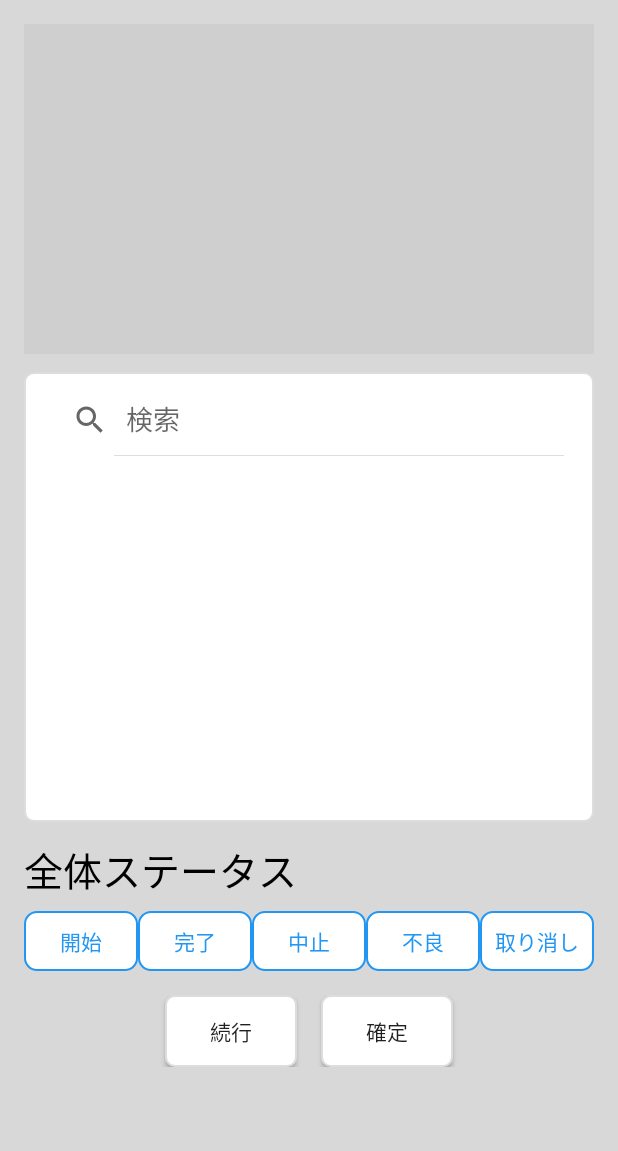
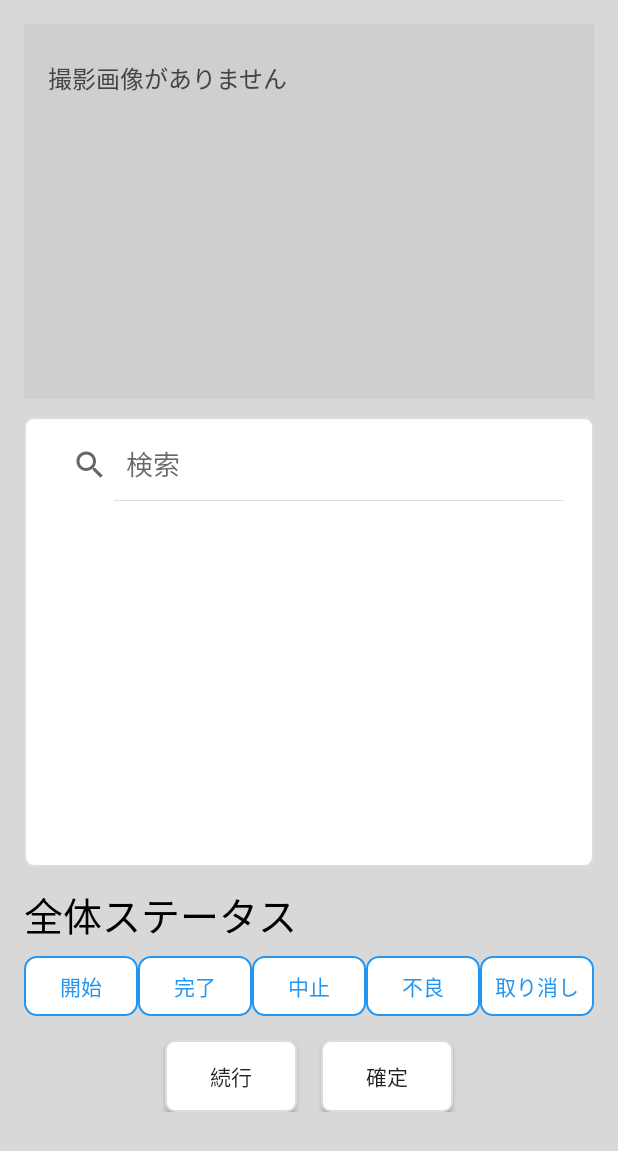
Before and after one commit to Taito1608/crossvision, an Android app built with Jetpack Compose: the ConfirmationActivity screen opened directly, with no data from a screen before it, on a phone screen of 412 x 824 dp. Shown: the top 1151 px of the screen. Run offline under Robolectric (Android 15) with nearby library versions, the light colour scheme and no system bars.

Commit message:
[update] 複数写真を表示できるように修正

```diff
--- a/app/src/main/java/com/example/solution_development/ConfirmationActivity.kt
+++ b/app/src/main/java/com/example/solution_development/ConfirmationActivity.kt
@@ -14,6 +14,7 @@ import android.widget.RadioGroup
 import android.widget.Spinner
 import android.widget.TextView
 import android.widget.ImageView
+import android.widget.LinearLayout
 import android.widget.Toast
 import android.content.Intent
 import android.graphics.BitmapFactory
@@ -35,7 +36,7 @@ class ConfirmationActivity : AppCompatActivity() {
     private data class StatusOption(val code: String, val label: String)
     private data class ScannedItem(var code: String, var status: String)
 
-    private lateinit var confirmationImage: ImageView
+    private lateinit var confirmationImagesContainer: LinearLayout
     private lateinit var statusGroup: RadioGroup
     private lateinit var confirmButton: Button
     private lateinit var continueButton: Button
@@ -69,7 +70,7 @@ class ConfirmationActivity : AppCompatActivity() {
         setContentView(R.layout.activity_confirmation)
 
         // ===== View取得 =====
-        confirmationImage = findViewById(R.id.confirmation_image)
+        confirmationImagesContainer = findViewById(R.id.confirmation_images_container)
         statusGroup = findViewById(R.id.status_group)
         confirmButton = findViewById(R.id.confirm_button)
         continueButton = findViewById(R.id.continue_button)
@@ -80,11 +81,7 @@ class ConfirmationActivity : AppCompatActivity() {
         val construction = intent.getStringExtra("construction").orEmpty().ifBlank { "unknown" }
         val scannedList = intent.getStringArrayListExtra("scannedList") ?: arrayListOf()
 
-        val latestCaptured = CapturedImageStore.getImages().firstOrNull()
-        if (latestCaptured != null) {
-            val bmp = BitmapFactory.decodeByteArray(latestCaptured, 0, latestCaptured.size)
-            confirmationImage.setImageBitmap(bmp)
-        }
+        renderCapturedImages()
 
         // ===== スキャン結果をListViewに表示 =====
         scannedItems.clear()
@@ -174,6 +171,45 @@ class ConfirmationActivity : AppCompatActivity() {
         continueButton.setOnClickListener {
             val intent = Intent(this, CameraActivity::class.java)
             startActivity(intent)
+        }
+    }
+
+    private fun renderCapturedImages() {
+        confirmationImagesContainer.removeAllViews()
+
+        val images = CapturedImageStore.getImages()
+        if (images.isEmpty()) {
+            val emptyView = TextView(this).apply {
+                text = "撮影画像がありません"
+                textSize = 16f
+                setTextColor(android.graphics.Color.DKGRAY)
+                setPadding(12, 24, 12, 24)
+            }
+            confirmationImagesContainer.addView(emptyView)
+            return
+        }
+
+        val density = resources.displayMetrics.density
+        val imageHeight = (180 * density).toInt()
+        val marginBottom = (8 * density).toInt()
+
+        for (bytes in images) {
+            val bmp = BitmapFactory.decodeByteArray(bytes, 0, bytes.size) ?: continue
+
+            val imageView = ImageView(this).apply {
+                setImageBitmap(bmp)
+                scaleType = ImageView.ScaleType.CENTER_INSIDE
+                setBackgroundColor(android.graphics.Color.parseColor("#DDDDDD"))
+                adjustViewBounds = true
+                layoutParams = LinearLayout.LayoutParams(
+                    LinearLayout.LayoutParams.MATCH_PARENT,
+                    imageHeight
+                ).apply {
+                    bottomMargin = marginBottom
+                }
+            }
+
+            confirmationImagesContainer.addView(imageView)
         }
     }
 
--- a/app/src/main/res/layout/activity_confirmation.xml
+++ b/app/src/main/res/layout/activity_confirmation.xml
@@ -1,24 +1,24 @@
-<ScrollView
+<LinearLayout
     xmlns:android="http://schemas.android.com/apk/res/android"
+    android:orientation="vertical"
     android:layout_width="match_parent"
     android:layout_height="match_parent"
-    android:fillViewport="true"
-    android:background="#D8D8D8">
+    android:background="#D8D8D8"
+    android:padding="16dp">
 
-    <LinearLayout
-        android:orientation="vertical"
-        android:padding="16dp"
+    <!-- ① 写真エリア（撮影画像一覧 - スクロール可能） -->
+    <ScrollView
         android:layout_width="match_parent"
-        android:layout_height="wrap_content">
+        android:layout_height="250dp"
+        android:background="#CFCFCF">
 
-        <!-- ① 写真エリア -->
-        <ImageView
-            android:id="@+id/confirmation_image"
+        <LinearLayout
+            android:id="@+id/confirmation_images_container"
             android:layout_width="match_parent"
-            android:layout_height="220dp"
-            android:scaleType="centerInside"
-            android:background="#CFCFCF"
-            android:contentDescription="撮影画像プレビュー" />
+            android:layout_height="wrap_content"
+            android:orientation="vertical"
+            android:padding="8dp" />
+    </ScrollView>
 
         <!-- ② 検索エリア -->
         <LinearLayout
@@ -148,6 +148,4 @@
                 android:text="確定" />
         </LinearLayout>
 
-    </LinearLayout>
-
-</ScrollView>
+</LinearLayout>
```
